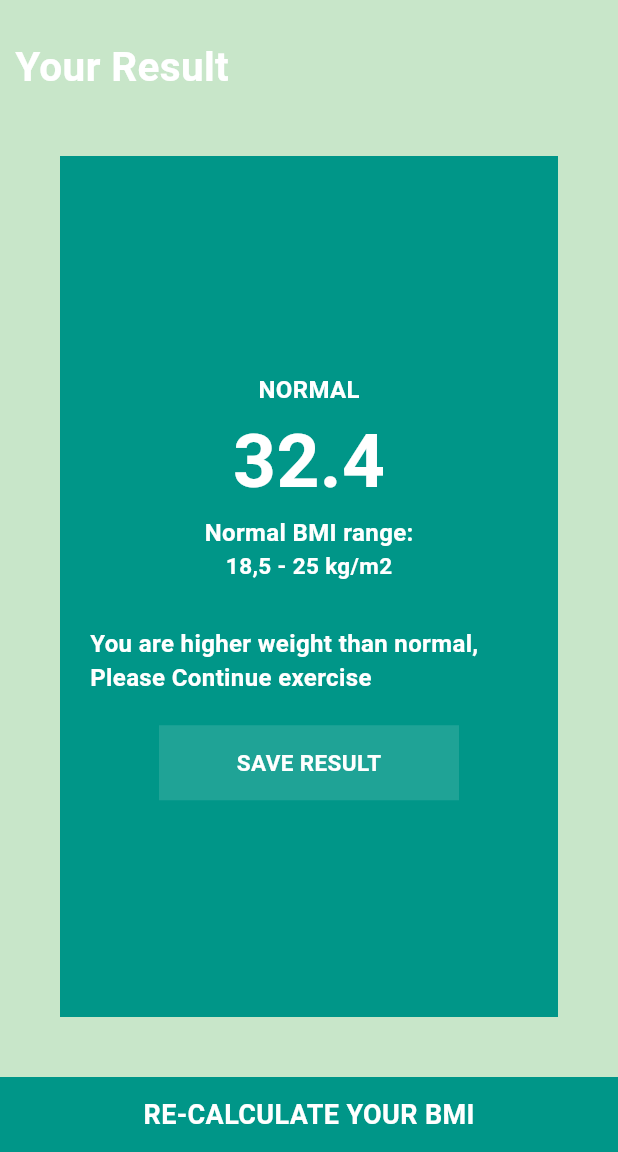
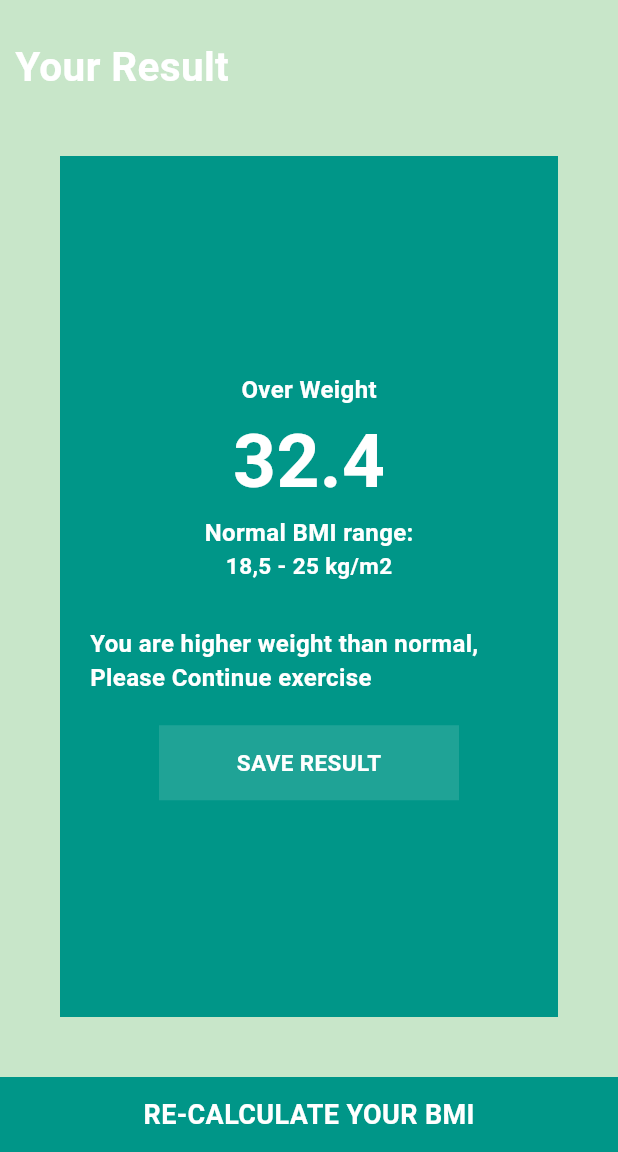
Before and after one commit to SohailKhan-Coder/BMI-CALCULATOR, a Flutter app: the screen it shows after launch, after a tap on "CALCULATE BMI", on a phone screen of 412 x 824 dp, the part 84-1236 px from its top. Run offline on Flutter 3.47's test engine with Material 3 defaults, Android fonts, the phone set to English and light mode, and no system bars.

Commit message:
BMI CALCULATOR

```diff
--- a/lib/bmi_calculator.dart
+++ b/lib/bmi_calculator.dart
@@ -12,18 +12,14 @@ class CalculateBMI {
   }
 
   String getResultText() {
-    if (bmi != null) {
-      if (bmi! > 18) {
-        return "NORMAL";
-      } else if (bmi! >= 25) {
-        return "OverWeight";
-      } else {
-        return "NORMAL";
-      }
-    } else {
-      bmi = 23.3;
-      return "Unknown Value";
+    if ( bmi! < 18){
+      return "Loss Weight";
+    }else if (bmi! > 18 && bmi! < 25){
+      return "NORMAL";
+    }else{
+      return "Over Weight";
     }
+
   }
 
   String getInterpretation() {
```
